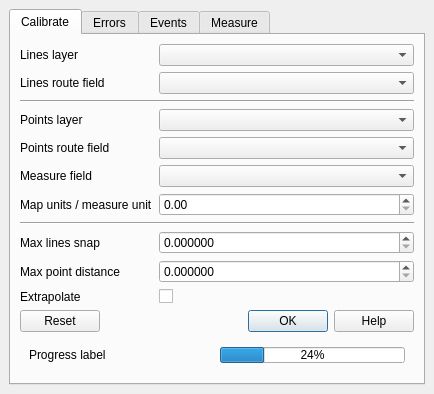
Above: lrs/ui_lrsdockwidget.ui from blazek/lrs before the change. Below: the same form after it.
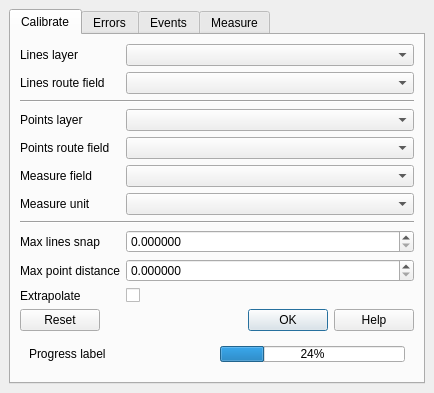
That is the form after the change.

Commit message: measure units instead of map units per measure unit

```diff
--- a/lrs/ui_lrsdockwidget.ui
+++ b/lrs/ui_lrsdockwidget.ui
@@ -7,7 +7,7 @@
     <x>0</x>
     <y>0</y>
     <width>434</width>
-    <height>387</height>
+    <height>388</height>
    </rect>
   </property>
   <property name="windowTitle">
@@ -33,7 +33,7 @@
        <layout class="QVBoxLayout" name="verticalLayout_2">
         <item>
          <layout class="QGridLayout" name="genGridLayout">
-          <item row="10" column="0">
+          <item row="13" column="0">
            <widget class="QLabel" name="genSnapLabel">
             <property name="toolTip">
              <string>Maximum gap between lies to be snapped.</string>
@@ -43,6 +43,19 @@
             </property>
            </widget>
           </item>
+          <item row="13" column="1">
+           <widget class="QDoubleSpinBox" name="genSnapSpin">
+            <property name="toolTip">
+             <string>Maximum gap between lies to be snapped.</string>
+            </property>
+            <property name="decimals">
+             <number>6</number>
+            </property>
+            <property name="maximum">
+             <double>1000000.000000000000000</double>
+            </property>
+           </widget>
+          </item>
           <item row="2" column="0" colspan="2">
            <widget class="Line" name="line">
             <property name="orientation">
@@ -81,7 +94,7 @@
             </property>
            </widget>
           </item>
-          <item row="11" column="0">
+          <item row="14" column="0">
            <widget class="QLabel" name="genThresholdLabel">
             <property name="toolTip">
              <string>Maximum distance of point from line.</string>
@@ -114,7 +127,7 @@
           <item row="3" column="1">
            <widget class="QComboBox" name="genPointLayerCombo"/>
           </item>
-          <item row="11" column="1">
+          <item row="14" column="1">
            <widget class="QDoubleSpinBox" name="genThresholdSpin">
             <property name="toolTip">
              <string>Maximum distance of point from line.</string>
@@ -133,37 +146,24 @@
           <item row="5" column="1">
            <widget class="QComboBox" name="genPointMeasureFieldCombo"/>
           </item>
-          <item row="6" column="1">
-           <widget class="QDoubleSpinBox" name="genMapUnitsPerMeasureUnitSpin">
-            <property name="decimals">
-             <number>2</number>
-            </property>
-            <property name="maximum">
-             <double>1000000.000000000000000</double>
-            </property>
-            <property name="value">
-             <double>0.000000000000000</double>
-            </property>
-           </widget>
-          </item>
           <item row="6" column="0">
            <widget class="QLabel" name="genMapUnitsPerMeasureUnitLabel">
             <property name="toolTip">
              <string>&lt;html&gt;&lt;head/&gt;&lt;body&gt;&lt;p&gt;Map units per measure unit.&lt;/p&gt;&lt;/body&gt;&lt;/html&gt;</string>
             </property>
             <property name="text">
-             <string>Map units / measure unit</string>
+             <string>Measure unit</string>
             </property>
            </widget>
           </item>
-          <item row="7" column="0" colspan="2">
+          <item row="9" column="0" colspan="2">
            <widget class="Line" name="line_2">
             <property name="orientation">
              <enum>Qt::Horizontal</enum>
             </property>
            </widget>
           </item>
-          <item row="12" column="0">
+          <item row="15" column="0">
            <widget class="QLabel" name="genExtrapolateLabel">
             <property name="toolTip">
              <string>Extrapolate before and after calibration points.</string>
@@ -173,7 +173,7 @@
             </property>
            </widget>
           </item>
-          <item row="12" column="1">
+          <item row="15" column="1">
            <widget class="QCheckBox" name="genExtrapolateCheckBox">
             <property name="toolTip">
              <string>Extrapolate before and after calibration points.</string>
@@ -183,18 +183,8 @@
             </property>
            </widget>
           </item>
-          <item row="10" column="1">
-           <widget class="QDoubleSpinBox" name="genSnapSpin">
-            <property name="toolTip">
-             <string>Maximum gap between lies to be snapped.</string>
-            </property>
-            <property name="decimals">
-             <number>6</number>
-            </property>
-            <property name="maximum">
-             <double>1000000.000000000000000</double>
-            </property>
-           </widget>
+          <item row="6" column="1">
+           <widget class="QComboBox" name="genMeasureUnitCombo"/>
           </item>
          </layout>
         </item>
```
Left out of the diff: 2 changed lines with no effect on the pictures. The commit also changes 7 other files.
